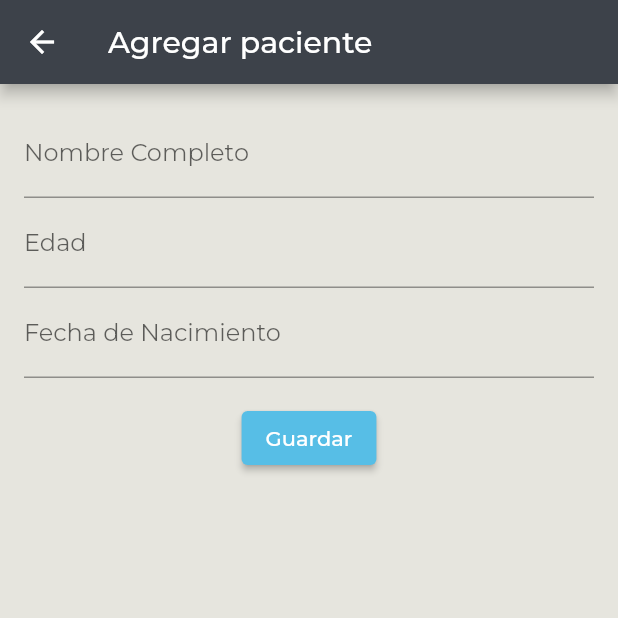
After one commit to diegoaguilera4/FrontGestionTareasNEE, a Flutter app: the PacientesView screen opened by its route, after a tap on "Agregar Paciente", on a phone screen of 412 x 824 dp, the top half of it. The commit adds this screen. Run offline on Flutter 3.47's test engine with Material 2 defaults, Android fonts, the phone set to English and light mode, and no system bars; our stand-ins replace google_fonts.

Commit message:
Vista simple de agregar paciente

```diff
--- a/lib/main.dart
+++ b/lib/main.dart
@@ -1,4 +1,5 @@
 import 'package:flutter/material.dart';
+import 'package:gestiontareas/pages/agregarPaciente.dart';
 import 'package:gestiontareas/pages/login.dart';
 import 'package:gestiontareas/pages/pacientes.dart';
 import 'package:gestiontareas/pages/profesional.dart';
@@ -29,7 +30,8 @@ class MyApp extends StatelessWidget {
         // Página de inicio
         '/': (context) => LoginPage(), // Página de inicio de sesión
         '/profesional': (context) => const ProfesionalView(),
-        '/pacientes': (context) => PacientesView()
+        '/pacientes': (context) => PacientesView(),
+        '/agregarPaciente': (context) => AgregarPersonaView()
         // Define otras rutas aquí si es necesario
       },
     );
--- /dev/null
+++ b/lib/pages/agregarPaciente.dart
@@ -0,0 +1,96 @@
+import 'package:flutter/material.dart';
+import 'package:gestiontareas/colores.dart';
+
+class AgregarPersonaView extends StatefulWidget {
+  @override
+  _AgregarPersonaViewState createState() => _AgregarPersonaViewState();
+}
+
+class _AgregarPersonaViewState extends State<AgregarPersonaView> {
+  final _formKey = GlobalKey<FormState>();
+  final TextEditingController nombreController = TextEditingController();
+  final TextEditingController edadController = TextEditingController();
+  final TextEditingController fechaNacimientoController =
+      TextEditingController();
+
+  @override
+  Widget build(BuildContext context) {
+    return Scaffold(
+      appBar: AppBar(
+        title: const Text('Agregar paciente'),
+        backgroundColor: secondaryColor,
+      ),
+      body: Padding(
+        padding: const EdgeInsets.all(16.0),
+        child: Form(
+          key: _formKey,
+          child: Column(
+            children: [
+              TextFormField(
+                controller: nombreController,
+                decoration: const InputDecoration(labelText: 'Nombre Completo'),
+                validator: (value) {
+                  if (value!.isEmpty) {
+                    return 'Por favor, ingrese un nombre';
+                  }
+                  return null;
+                },
+              ),
+              TextFormField(
+                controller: edadController,
+                decoration: InputDecoration(labelText: 'Edad'),
+                keyboardType: TextInputType.number,
+                validator: (value) {
+                  if (value!.isEmpty) {
+                    return 'Por favor, ingrese la edad';
+                  }
+                  return null;
+                },
+              ),
+              TextFormField(
+                controller: fechaNacimientoController,
+                decoration: InputDecoration(labelText: 'Fecha de Nacimiento'),
+                keyboardType: TextInputType.datetime,
+                validator: (value) {
+                  if (value!.isEmpty) {
+                    return 'Por favor, ingrese la fecha de nacimiento';
+                  }
+                  return null;
+                },
+              ),
+              SizedBox(height: 16.0),
+              ElevatedButton(
+                onPressed: () {
+                  if (_formKey.currentState!.validate()) {
+                    // Aquí debes guardar los datos de la persona en tu base de datos o lista
+                    final nuevaPersona = Persona(
+                      nombre: nombreController.text,
+                      edad: int.parse(edadController.text),
+                      fechaNacimiento: fechaNacimientoController.text,
+                    );
+                    // Luego, puedes navegar de regreso a la vista de pacientes
+                    Navigator.pop(context, nuevaPersona);
+                  }
+                },
+                style: ElevatedButton.styleFrom(backgroundColor: primaryColor),
+                child: Text('Guardar'),
+              ),
+            ],
+          ),
+        ),
+      ),
+    );
+  }
+}
+
+class Persona {
+  final String nombre;
+  final int edad;
+  final String fechaNacimiento;
+
+  Persona({
+    required this.nombre,
+    required this.edad,
+    required this.fechaNacimiento,
+  });
+}
--- a/lib/pages/login.dart
+++ b/lib/pages/login.dart
@@ -1,5 +1,4 @@
 import 'package:flutter/material.dart';
-import 'package:gestiontareas/pages/profesional.dart';
 
 import '../colores.dart';
 
--- a/lib/pages/pacientes.dart
+++ b/lib/pages/pacientes.dart
@@ -53,12 +53,31 @@ class _PacientesDataTableState extends State<PacientesDataTable> {
       children: <Widget>[
         Padding(
           padding: const EdgeInsets.all(16.0),
+          child: Row(
+            children: [
+              SizedBox(
+                  height: 50,
+                  child: ElevatedButton.icon(
+                    onPressed: () {
+                      Navigator.pushNamed(context, '/agregarPaciente');
+                    },
+                    style:
+                        ElevatedButton.styleFrom(backgroundColor: primaryColor),
+                    icon: const Icon(Icons.person_add),
+                    label: const Text('Agregar Paciente'),
+                  )),
+              const SizedBox(
+                  width: 16.0), // Espacio entre el botón y el campo de búsqueda
+              Flexible(
                 child: TextField(
                   onChanged: filterPacientes,
                   decoration: const InputDecoration(
                     labelText: 'Buscar por nombre',
                     prefixIcon: Icon(Icons.search),
                   ),
+                ),
+              ),
+            ],
           ),
         ),
         Expanded(
```
Also changed, not shown: lib/responsive.dart (added, +44 -0 lines). Lines whose indentation alone changed are shown as unchanged.
